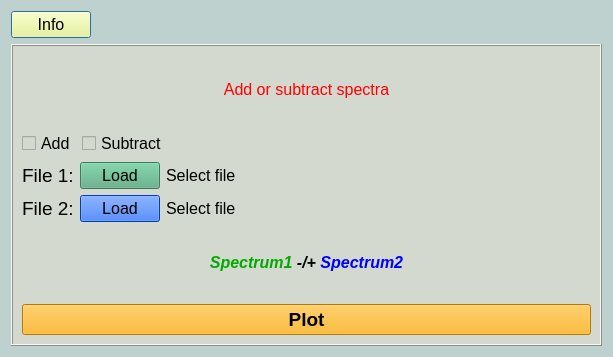
First picture: the form in nasagamma/win_add_subtract.ui, repository mauricioAyllon/NASA-gamma, before the edit.
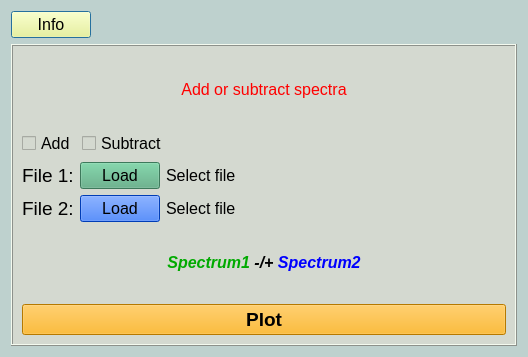
Second picture: the form after the edit.

Patch:
```diff
--- a/nasagamma/win_add_subtract.ui
+++ b/nasagamma/win_add_subtract.ui
@@ -6,7 +6,7 @@
    <rect>
     <x>0</x>
     <y>0</y>
-    <width>613</width>
+    <width>528</width>
     <height>357</height>
    </rect>
   </property>
```
